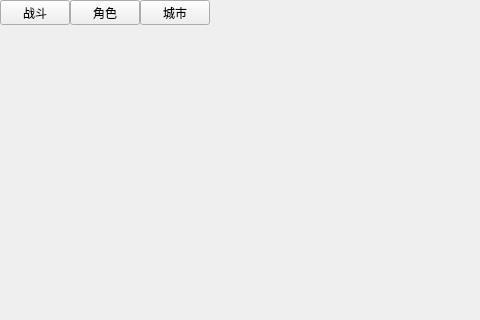
Qt form code/mirror/mirror.ui (simon0xia/mirror) before a commit; both pictures show x 0 to 480 and y 0 to 320 of the 810 by 580 pixel window.
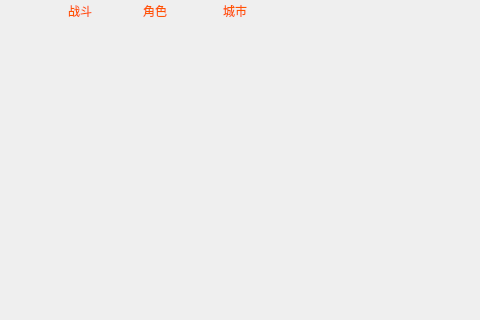
The same form after that commit. Icons and pictures are not drawn.

Diff of the .ui file:
```diff
--- a/code/mirror/mirror.ui
+++ b/code/mirror/mirror.ui
@@ -33,41 +33,59 @@
    <widget class="QPushButton" name="btn_fight">
     <property name="geometry">
      <rect>
-      <x>0</x>
+      <x>45</x>
       <y>0</y>
       <width>70</width>
-      <height>25</height>
+      <height>22</height>
      </rect>
     </property>
+    <property name="styleSheet">
+     <string notr="true">color: rgb(255, 85, 0);</string>
+    </property>
     <property name="text">
      <string>战斗</string>
     </property>
+    <property name="flat">
+     <bool>true</bool>
+    </property>
    </widget>
    <widget class="QPushButton" name="btn_role">
     <property name="geometry">
      <rect>
-      <x>70</x>
+      <x>120</x>
       <y>0</y>
       <width>70</width>
-      <height>25</height>
+      <height>22</height>
      </rect>
     </property>
+    <property name="styleSheet">
+     <string notr="true">color: rgb(255, 85, 0);</string>
+    </property>
     <property name="text">
      <string>角色</string>
     </property>
+    <property name="flat">
+     <bool>true</bool>
+    </property>
    </widget>
    <widget class="QPushButton" name="btn_city">
     <property name="geometry">
      <rect>
-      <x>140</x>
+      <x>200</x>
       <y>0</y>
       <width>70</width>
-      <height>25</height>
+      <height>22</height>
      </rect>
     </property>
+    <property name="styleSheet">
+     <string notr="true">color: rgb(255, 85, 0);</string>
+    </property>
     <property name="text">
      <string>城市</string>
     </property>
+    <property name="flat">
+     <bool>true</bool>
+    </property>
    </widget>
    <widget class="QPushButton" name="btn_help">
     <property name="geometry">
@@ -95,6 +113,29 @@
      <string>关于</string>
     </property>
    </widget>
+   <widget class="QLabel" name="lbl_btnBack">
+    <property name="geometry">
+     <rect>
+      <x>0</x>
+      <y>0</y>
+      <width>311</width>
+      <height>23</height>
+     </rect>
+    </property>
+    <property name="text">
+     <string/>
+    </property>
+    <property name="pixmap">
+     <pixmap resource="mirror.qrc">:/ui/Resources/ui/8.png</pixmap>
+    </property>
+   </widget>
+   <zorder>lbl_btnBack</zorder>
+   <zorder>stackedWidget_main</zorder>
+   <zorder>btn_fight</zorder>
+   <zorder>btn_role</zorder>
+   <zorder>btn_city</zorder>
+   <zorder>btn_help</zorder>
+   <zorder>btn_about</zorder>
   </widget>
  </widget>
  <layoutdefault spacing="6" margin="11"/>
```
